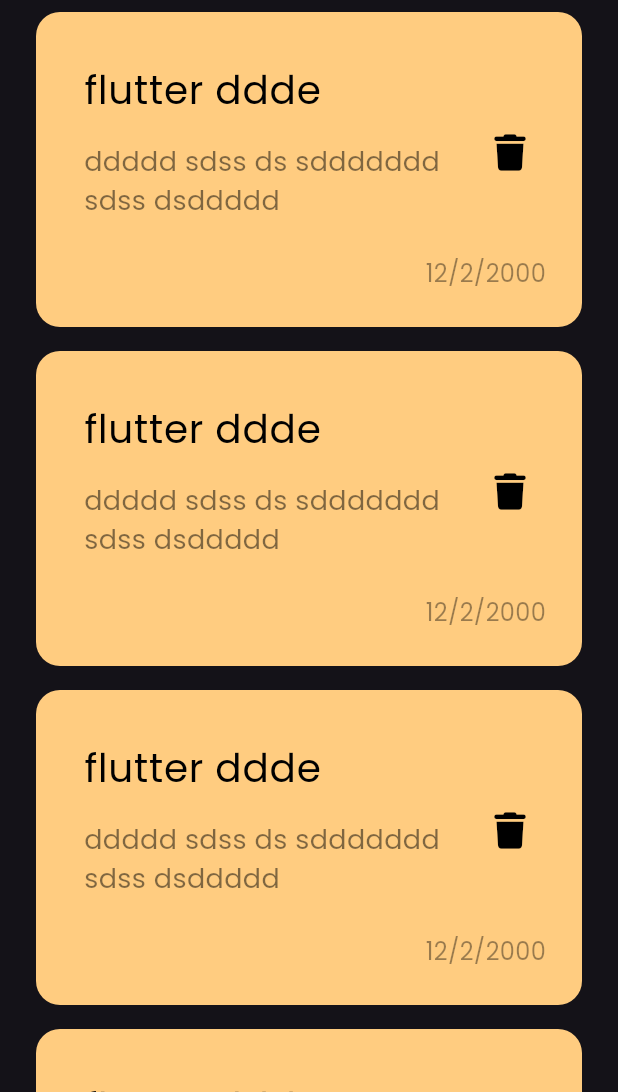
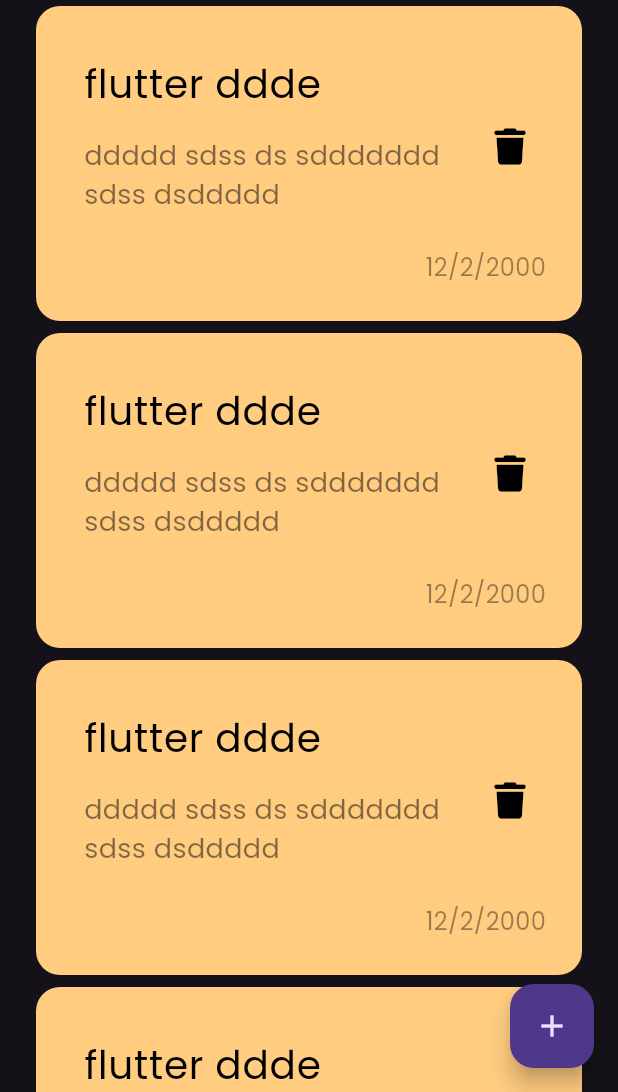
Before and after one commit to mahabdo571/notes_app, a Flutter app: the screen it shows after launch, on a phone screen of 412 x 824 dp, the part 144-1236 px from its top. Run offline on Flutter 3.47's test engine with Material 3 defaults, Android fonts, the phone set to English and light mode, and no system bars; our stand-ins replace font_awesome_flutter.

Commit message:
Add floating action button to NotesView and adjust padding in NotesListView

```diff
--- a/lib/views/notes_view.dart
+++ b/lib/views/notes_view.dart
@@ -6,6 +6,12 @@ class NotesView extends StatelessWidget {
 
   @override
   Widget build(BuildContext context) {
-    return const Scaffold(body: NotesViewBody());
+    return Scaffold(
+      floatingActionButton: FloatingActionButton(
+        onPressed: () {},
+        child: Icon(Icons.add),
+      ),
+      body: const NotesViewBody(),
+    );
   }
 }
--- a/lib/widgets/notes_list_view.dart
+++ b/lib/widgets/notes_list_view.dart
@@ -10,7 +10,7 @@ class NotesListView extends StatelessWidget {
       itemCount: 4,
       itemBuilder: (ctx, i) {
         return const Padding(
-          padding: const EdgeInsets.symmetric(vertical: 8),
+          padding: const EdgeInsets.symmetric(vertical: 4),
           child: NoteItem(),
         );
       },
```
